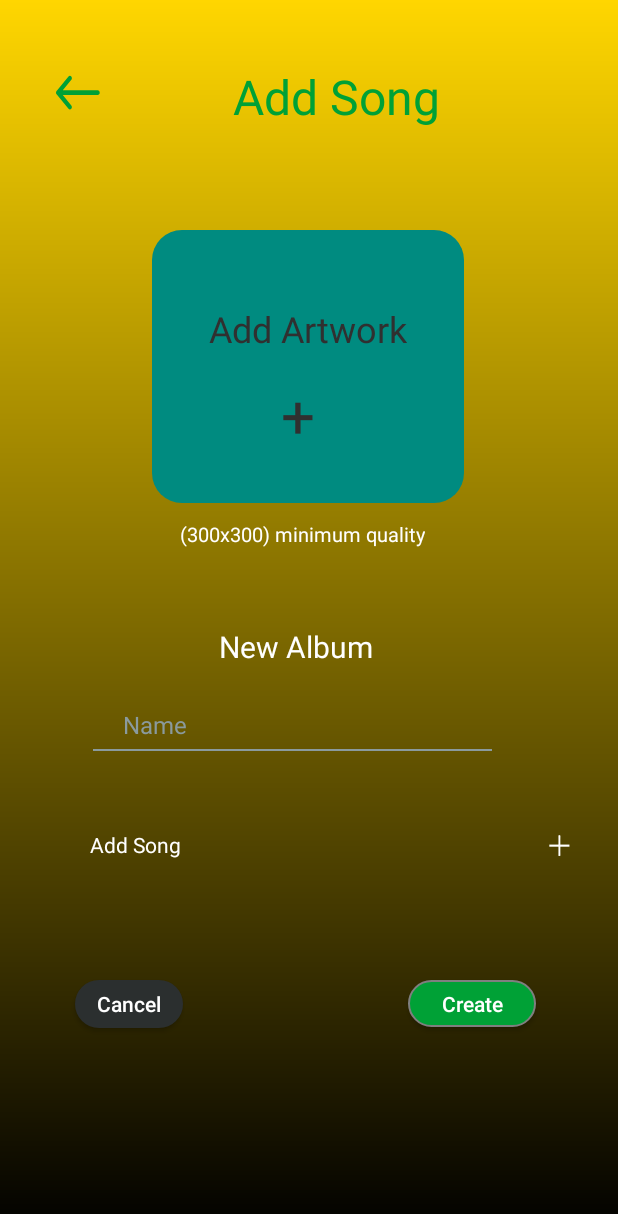
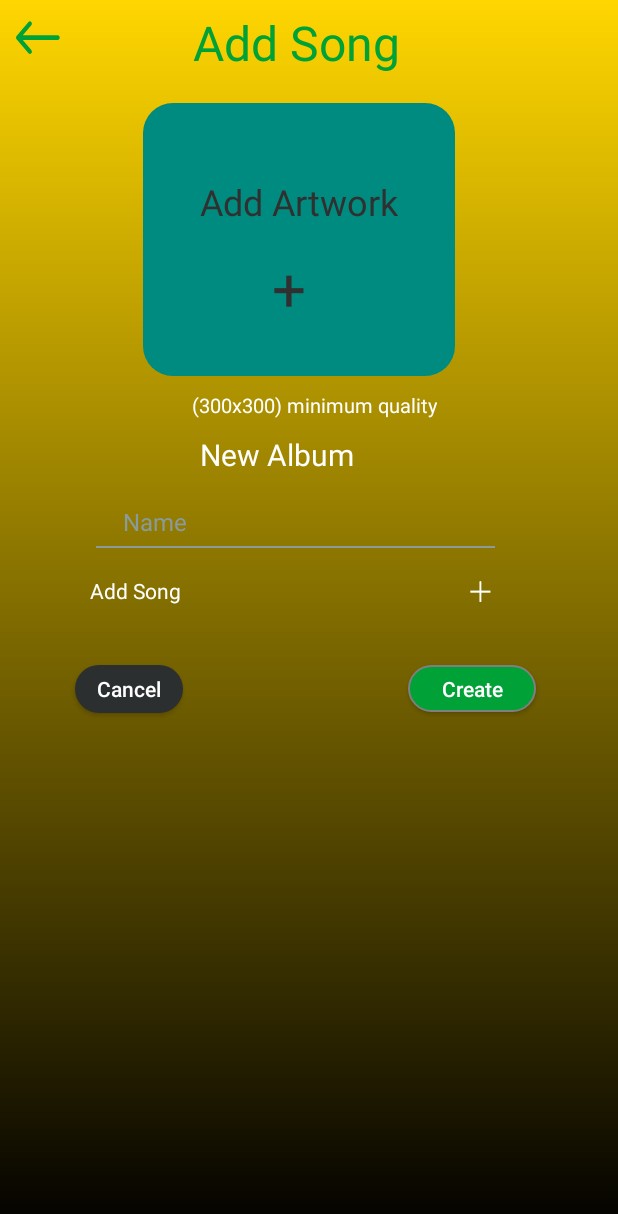
Before and after one commit to AhmadHassan71/Surmaiya, an Android app: the layout fragment_add_album.xml on its own in the app's theme, with its tools: preview values and no code run, on a phone screen of 412 x 824 dp. Shown: the top 1214 px of the screen. Run offline under Robolectric (Android 15) with nearby library versions, the phone set to English and light mode, and no system bars; Roboto replaces fonts that are not available here.

Commit message:
change album fragment

```diff
--- a/app/src/main/res/layout/fragment_add_album.xml
+++ b/app/src/main/res/layout/fragment_add_album.xml
@@ -1,50 +1,67 @@
 <?xml version="1.0" encoding="utf-8"?>
 <FrameLayout xmlns:android="http://schemas.android.com/apk/res/android"
+    xmlns:app="http://schemas.android.com/apk/res-auto"
     xmlns:tools="http://schemas.android.com/tools"
     android:layout_width="match_parent"
     android:layout_height="match_parent"
     tools:context=".Fragments.AddAlbumFragment">
-    <androidx.constraintlayout.widget.ConstraintLayout xmlns:android="http://schemas.android.com/apk/res/android"
-        xmlns:app="http://schemas.android.com/apk/res-auto"
-        xmlns:tools="http://schemas.android.com/tools"
-        android:id="@+id/linearLayout4"
+
+    <androidx.constraintlayout.widget.ConstraintLayout
+        android:id="@+id/layout_main"
         android:layout_width="match_parent"
         android:layout_height="match_parent"
         android:background="@drawable/yellow_gradient_background"
         android:clipChildren="false"
         android:clipToPadding="false">
 
+        <LinearLayout
+            android:id="@+id/layout_artwork"
+            android:layout_width="wrap_content"
+            android:layout_height="wrap_content"
+            android:layout_marginHorizontal="101dp"
+            android:layout_marginStart="95dp"
+            android:layout_marginTop="20dp"
+            android:background="@drawable/art_work_background"
+            android:gravity="center_horizontal"
+            android:orientation="vertical"
+            android:paddingTop="49dp"
+            android:paddingBottom="32dp"
+            app:layout_constraintStart_toStartOf="parent"
+            app:layout_constraintTop_toBottomOf="@id/layout_header">
 
-        <ScrollView
-            android:id="@+id/scrollView5"
+            <TextView
+                android:id="@+id/text_add_artwork"
+                android:layout_width="wrap_content"
+                android:layout_height="wrap_content"
+                android:layout_marginHorizontal="14dp"
+                android:layout_marginBottom="14dp"
+                android:text="Add Artwork"
+                android:textColor="#303030"
+                android:textSize="24sp" />
 
-            android:layout_width="443dp"
-            android:layout_height="607dp"
-            android:clipChildren="false"
-            android:clipToPadding="false"
-            android:fillViewport="true"
-            android:paddingTop="37dp"
-            android:paddingBottom="0dp"
+            <TextView
+                android:id="@+id/text_plus"
+                android:layout_width="36dp"
+                android:layout_height="wrap_content"
+                android:layout_marginHorizontal="86dp"
+                android:text="+"
+                android:textColor="#303030"
+                android:textSize="40sp" />
+        </LinearLayout>
+
+        <LinearLayout
+            android:id="@+id/layout_header"
+            android:layout_width="409dp"
+            android:layout_height="47dp"
+            android:layout_marginHorizontal="28dp"
+            android:layout_marginStart="1dp"
+            android:layout_marginTop="1dp"
+            android:orientation="horizontal"
             app:layout_constraintStart_toStartOf="parent"
             app:layout_constraintTop_toTopOf="parent">
 
-            <LinearLayout
-                android:layout_width="match_parent"
-                android:layout_height="match_parent"
-                android:clipChildren="false"
-                android:clipToPadding="false"
-                android:orientation="vertical">
-
-                <LinearLayout
-
-                    android:layout_width="match_parent"
-                    android:layout_height="wrap_content"
-                    android:layout_marginHorizontal="28dp"
-                    android:layout_marginBottom="67dp"
-                    android:orientation="horizontal">
-
             <ImageView
-
+                android:id="@+id/image_left_arrow"
                 android:layout_width="48dp"
                 android:layout_height="match_parent"
                 android:layout_marginEnd="79dp"
@@ -52,7 +69,7 @@
                 android:src="@drawable/left_arrow" />
 
             <TextView
-
+                android:id="@+id/text_header_add_song"
                 android:layout_width="match_parent"
                 android:layout_height="wrap_content"
                 android:layout_marginTop="5dp"
@@ -62,126 +79,70 @@
                 android:textSize="32sp" />
         </LinearLayout>
 
-                <LinearLayout
-
-                    android:layout_width="wrap_content"
-                    android:layout_height="wrap_content"
-                    android:layout_marginHorizontal="101dp"
-                    android:layout_marginBottom="11dp"
-                    android:background="@drawable/art_work_background"
-                    android:gravity="center_horizontal"
-                    android:orientation="vertical"
-                    android:paddingTop="49dp"
-                    android:paddingBottom="32dp">
-
         <TextView
-
-                        android:layout_width="wrap_content"
-                        android:layout_height="wrap_content"
-                        android:layout_marginHorizontal="14dp"
-                        android:layout_marginBottom="14dp"
-                        android:text="Add Artwork"
-                        android:textColor="#303030"
-                        android:textSize="24sp" />
-
-                    <TextView
-
-                        android:layout_width="36dp"
-                        android:layout_height="wrap_content"
-                        android:layout_marginHorizontal="86dp"
-                        android:text="+"
-                        android:textColor="#303030"
-                        android:textSize="40sp" />
-                </LinearLayout>
-
-                <TextView
-
-                    android:layout_width="wrap_content"
-                    android:layout_height="wrap_content"
-                    android:layout_marginHorizontal="120dp"
-                    android:layout_marginBottom="52dp"
-                    android:text="(300x300) minimum quality"
-                    android:textColor="#FFFFFF"
-                    android:textSize="13sp" />
-
-                <TextView
-
+            android:id="@+id/text_new_album"
             android:layout_width="wrap_content"
             android:layout_height="wrap_content"
             android:layout_marginHorizontal="146dp"
-                    android:layout_marginBottom="27dp"
+            android:layout_marginStart="133dp"
+            android:layout_marginTop="10dp"
             android:text="New Album"
             android:textColor="#FFFFFF"
-                    android:textSize="20sp" />
+            android:textSize="20sp"
+            app:layout_constraintStart_toStartOf="parent"
+            app:layout_constraintTop_toBottomOf="@id/text_quality" />
 
         <EditText
-                    android:background="@null"
+            android:id="@+id/edit_name"
             android:layout_width="wrap_content"
             android:layout_height="wrap_content"
             android:layout_marginHorizontal="82dp"
-                    android:layout_marginBottom="5dp"
+            android:layout_marginStart="82dp"
+            android:layout_marginTop="20dp"
+            android:background="@null"
             android:text="Name"
             android:textColor="#8A9A9D"
-                    android:textSize="16sp" />
+            android:textSize="16sp"
+            app:layout_constraintStart_toStartOf="parent"
+            app:layout_constraintTop_toBottomOf="@id/text_new_album"/>
 
         <LinearLayout
-
+            android:id="@+id/layout_divider1"
             android:layout_width="266dp"
             android:layout_height="1dp"
             android:layout_marginHorizontal="62dp"
-                    android:layout_marginBottom="25dp"
+            android:layout_marginStart="64dp"
+            android:layout_marginTop="5dp"
             android:background="#FF8A9A9D"
-                    android:orientation="vertical"></LinearLayout>
+            android:orientation="vertical"
+            app:layout_constraintStart_toStartOf="parent"
+            app:layout_constraintTop_toBottomOf="@id/edit_name"/>
 
         <androidx.recyclerview.widget.RecyclerView
             android:id="@+id/albumAddSongRecyclerView"
             android:layout_width="match_parent"
             android:layout_height="wrap_content"
             android:layout_marginHorizontal="60dp"
-                    android:layout_marginBottom="27dp"/>
+            android:layout_marginStart="60dp"
+            android:layout_marginTop="10dp"
+            app:layout_constraintStart_toStartOf="parent"
+            app:layout_constraintTop_toTopOf="@id/layout_divider1" />
+
         <LinearLayout
-                    android:id="@+id/rnk1v5r9v4ca"
+            android:id="@+id/layout_buttons"
             android:layout_width="match_parent"
             android:layout_height="wrap_content"
-                    android:layout_marginHorizontal="60dp"
-                    android:gravity="center_vertical"
-                    android:layout_marginBottom="80dp"
-
-                    android:orientation="horizontal">
-
-                    <TextView
-                        android:id="@+id/roapzpns2osb"
-                        android:layout_width="wrap_content"
-                        android:layout_height="wrap_content"
-                        android:text="Add Song"
-                        android:textColor="#FFFFFF"
-                        android:textSize="14sp" />
-
-                    <View
-                        android:layout_width="0dp"
-                        android:layout_height="0dp"
-                        android:layout_weight="1" />
-
-                    <ImageView
-                        android:id="@+id/imageView15"
-                        android:layout_width="20sp"
-                        android:layout_height="20sp"
-                        app:tint="@color/white"
-                        app:srcCompat="@drawable/plus" />
-
-                </LinearLayout>
-
-                <LinearLayout
-                    android:layout_width="match_parent"
-                    android:layout_height="wrap_content"
-                    android:orientation="horizontal">
+            android:layout_marginTop="40dp"
+            android:orientation="horizontal"
+            app:layout_constraintStart_toStartOf="parent"
+            app:layout_constraintTop_toBottomOf="@id/text_add_song">
 
             <Button
                 android:id="@+id/cancelButton"
                 android:layout_width="72dp"
                 android:layout_height="32dp"
+                android:layout_marginStart="50dp"
                 android:layout_marginEnd="150dp"
-                        android:layout_marginStart="50dp"
                 android:background="@drawable/cancel_background"
                 android:text="Cancel"
                 android:textAllCaps="false"
@@ -191,10 +152,10 @@
                 tools:layout_editor_absoluteY="779dp" />
 
             <Button
+                android:id="@+id/button_create"
                 android:layout_width="85dp"
                 android:layout_height="31dp"
                 android:background="@drawable/green_round"
-
                 android:text="Create"
                 android:textAllCaps="false"
                 android:textColor="@color/white"
@@ -202,8 +163,41 @@
 
         </LinearLayout>
 
-            </LinearLayout>
-        </ScrollView>
+        <TextView
+            android:id="@+id/text_add_song"
+            android:layout_width="wrap_content"
+            android:layout_height="wrap_content"
+            android:layout_marginStart="60dp"
+            android:layout_marginTop="10dp"
+            android:text="Add Song"
+            android:textColor="#FFFFFF"
+            android:textSize="14sp"
+            app:layout_constraintStart_toStartOf="parent"
+            app:layout_constraintTop_toBottomOf="@id/albumAddSongRecyclerView" />
+
+        <ImageView
+            android:id="@+id/image_plus"
+            android:layout_width="20sp"
+            android:layout_height="20sp"
+            android:layout_marginTop="10dp"
+            android:layout_marginEnd="81dp"
+            app:layout_constraintEnd_toEndOf="parent"
+            app:layout_constraintTop_toBottomOf="@id/albumAddSongRecyclerView"
+            app:srcCompat="@drawable/plus"
+            app:tint="@color/white" />
+
+        <TextView
+            android:id="@+id/text_quality"
+            android:layout_width="wrap_content"
+            android:layout_height="wrap_content"
+            android:layout_marginHorizontal="120dp"
+            android:layout_marginStart="128dp"
+            android:layout_marginTop="10dp"
+            android:text="(300x300) minimum quality"
+            android:textColor="#FFFFFF"
+            android:textSize="13sp"
+            app:layout_constraintStart_toStartOf="parent"
+            app:layout_constraintTop_toBottomOf="@id/layout_artwork" />
 
     </androidx.constraintlayout.widget.ConstraintLayout>
 
```
Lines whose indentation alone changed are shown as unchanged.
